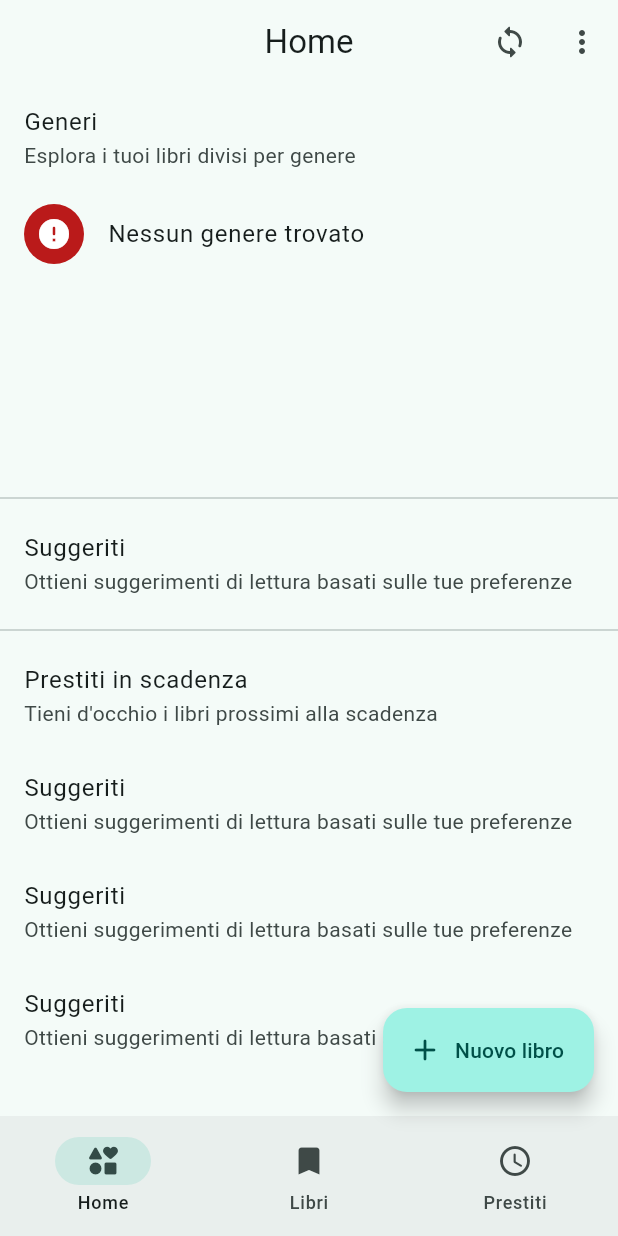
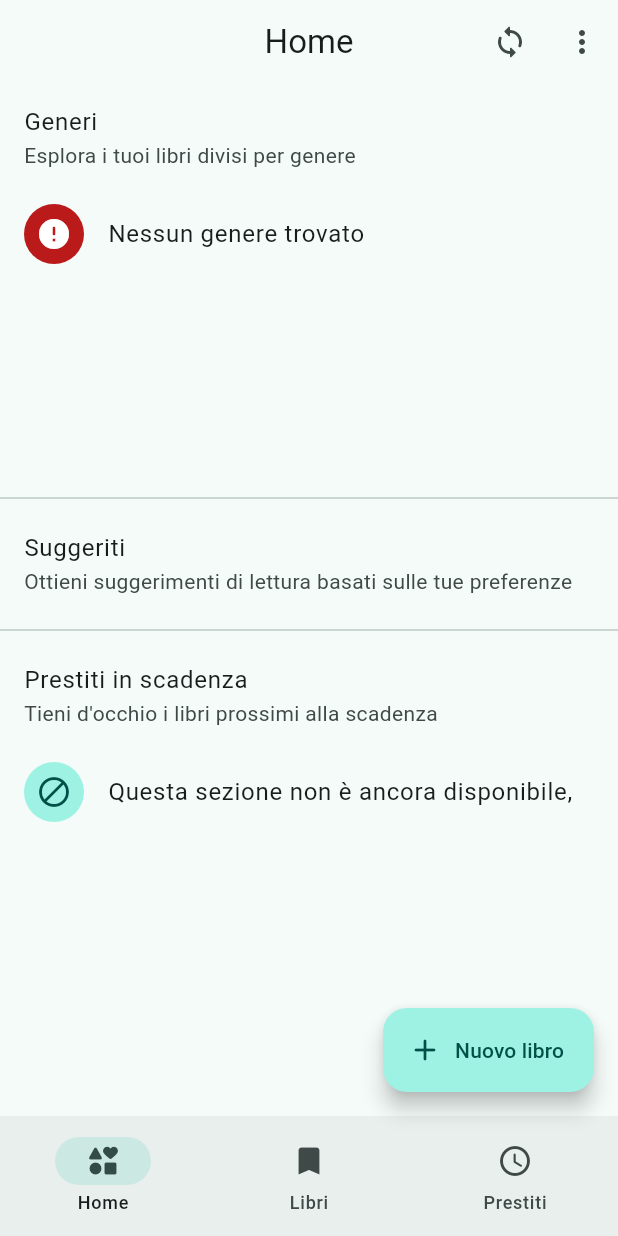
Before and after one commit to riccardodebellini/mybookshelf, a Flutter app: the screen it shows once a user with an empty profile is signed in, on a phone screen of 412 x 824 dp. Run offline on Flutter 3.47's test engine with Material 3 defaults, Android fonts, the phone set to English and light mode, and no system bars; our stand-ins replace cloud_firestore, firebase_auth, firebase_core; accounts and stored records are empty; network calls fail.

Commit message:
First publication

```diff
--- a/lib/pages/home/home.dart
+++ b/lib/pages/home/home.dart
@@ -206,20 +206,13 @@ class _HomePageState extends State<HomePage> {
               subtitle: Text("Tieni d'occhio i libri prossimi alla scadenza"),
             ),
             const ListTile(
-              title: Text("Suggeriti"),
-              subtitle: Text(
-                  "Ottieni suggerimenti di lettura basati sulle tue preferenze"),
-            ),
-            const ListTile(
-              title: Text("Suggeriti"),
-              subtitle: Text(
-                  "Ottieni suggerimenti di lettura basati sulle tue preferenze"),
-            ),
-            const ListTile(
-              title: Text("Suggeriti"),
-              subtitle: Text(
-                  "Ottieni suggerimenti di lettura basati sulle tue preferenze"),
-            ),
+              leading: CircleAvatar(
+                child: Icon(
+                  Icons.do_not_disturb_alt_rounded,
+                ),
+              ),
+              title: Text("Questa sezione non è ancora disponibile, "),
+            )
           ],
         ));
   }
--- a/lib/pages/subpages/settings/settings.dart
+++ b/lib/pages/subpages/settings/settings.dart
@@ -2,7 +2,6 @@ import 'package:firebase_auth/firebase_auth.dart';
 import 'package:flutter/material.dart';
 import 'package:mybookshelf/pages/subpages/settings/subpages/account.dart';
 import 'package:mybookshelf/pages/subpages/settings/subpages/creation.dart';
-import 'package:mybookshelf/pages/subpages/settings/subpages/sharing.dart';
 
 class SettingsPage extends StatelessWidget {
   const SettingsPage({super.key});
@@ -63,7 +62,7 @@ class SettingsPage extends StatelessWidget {
                         builder: (context) => const SettingsCreationPage()));
               },
             ),
-            ListTile(
+            /*ListTile(
               title: const Text("Condivisione"),
               subtitle: const Text("Riempimento automatico campi"),
               leading: const Icon(Icons.share_rounded),
@@ -79,7 +78,7 @@ class SettingsPage extends StatelessWidget {
               subtitle: Text("Riempimento automatico campi"),
               leading: Icon(Icons.donut_large_rounded),
               onTap: null,
-            )
+            )*/
           ],
         ),
       ),
--- a/lib/pages/subpages/settings/subpages/creation.dart
+++ b/lib/pages/subpages/settings/subpages/creation.dart
@@ -245,7 +245,6 @@ class _SettingsCreationPageState extends State<SettingsCreationPage> {
               ),
             ),
           ),
-          const Divider(),
           ListTile(
             title: Card.filled(
               child: Column(
@@ -253,7 +252,8 @@ class _SettingsCreationPageState extends State<SettingsCreationPage> {
                   const ListTile(
                     title: Text("Generi"),
                     subtitle: Text(
-                        "Aggiungi ed elimina i generi disponibili per i tuoi libri"),
+                        "Aggiungi ed elimina i generi disponibili per i tuoi libri \nContrassegna con la stellina il tuo genere preferito, lo useremo per fornirti suggerimenti di lettura!"),
+                    isThreeLine: true,
                   ),
                   genres.isEmpty
                       ? ListTile(
```
Also changed, not shown: lib/pages/lends/lends.dart (+13 -1 lines), lib/pages/subpages/account/login.dart (+21 -6 lines), lib/pages/subpages/settings/subpages/account.dart (+38 -10 lines).
